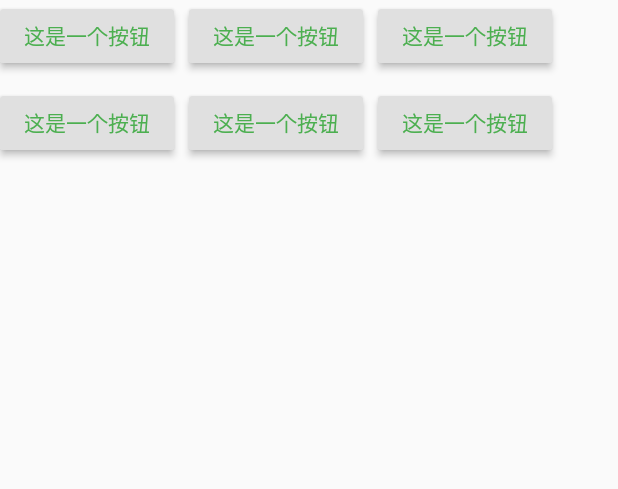
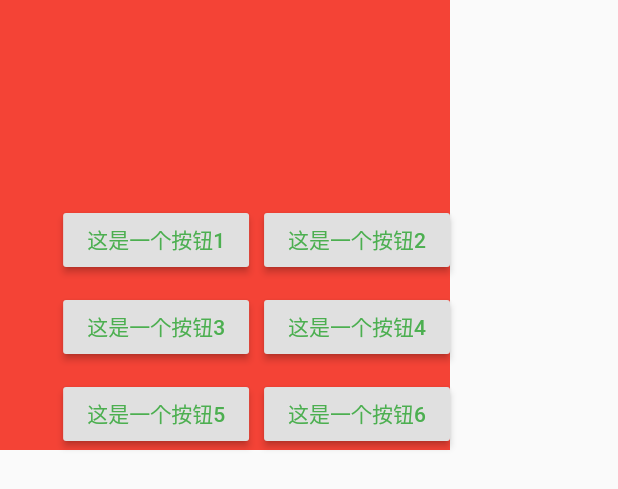
Before and after one commit to wqxc/flutter-demo, a Flutter app: the MyWrap widget shown alone on an empty page, opened directly, on a phone screen of 412 x 824 dp. Shown: the top 489 px of the screen. Run offline on Flutter 3.47's test engine with Material 2 defaults, Android fonts, the phone set to English and light mode, and no system bars; our stand-ins replace video_player; network calls fail.

Commit message:
feat: Wrap组件

```diff
--- a/lib/Component/Wrap/Wrap.dart
+++ b/lib/Component/Wrap/Wrap.dart
@@ -7,6 +7,12 @@ import 'package:flutter/material.dart';
 
    一般在row中横向多个button排列，超出屏幕会报错，
    wrap组件则是会将其换行处理
+
+   属性
+
+  横向的排列方式
+  alignment: WrapAlignment.end, 在父组件的右边
+  runAlignment:WrapAlignment.end 父组件的下边排列
 */
 
 class MyWrap extends StatelessWidget {
@@ -14,42 +20,48 @@ class MyWrap extends StatelessWidget {
 
   @override
   Widget build(BuildContext context) {
-    return new Wrap(
+    return new Container(
+        height: 300.0,
+        width: 300.0,
+        color: Colors.red,
+        child: new Wrap(
           spacing: 10.0,
           runSpacing: 10.0,
+          // 横向的排列方式
           alignment: WrapAlignment.end,
+          runAlignment: WrapAlignment.end,
           children: <Widget>[
             new RaisedButton(
-          child: Text("这是一个按钮"),
+              child: Text("这是一个按钮1"),
               textColor: Theme.of(context).accentColor,
               onPressed: () {},
             ),
             new RaisedButton(
-          child: Text("这是一个按钮"),
+              child: Text("这是一个按钮2"),
               textColor: Theme.of(context).accentColor,
               onPressed: () {},
             ),
             new RaisedButton(
-          child: Text("这是一个按钮"),
+              child: Text("这是一个按钮3"),
               textColor: Theme.of(context).accentColor,
               onPressed: () {},
             ),
             new RaisedButton(
-          child: Text("这是一个按钮"),
+              child: Text("这是一个按钮4"),
               textColor: Theme.of(context).accentColor,
               onPressed: () {},
             ),
             new RaisedButton(
-          child: Text("这是一个按钮"),
+              child: Text("这是一个按钮5"),
               textColor: Theme.of(context).accentColor,
               onPressed: () {},
             ),
             new RaisedButton(
-          child: Text("这是一个按钮"),
+              child: Text("这是一个按钮6"),
               textColor: Theme.of(context).accentColor,
               onPressed: () {},
             ),
           ],
-    );
+        ));
   }
 }
```
Lines whose indentation alone changed are shown as unchanged.
